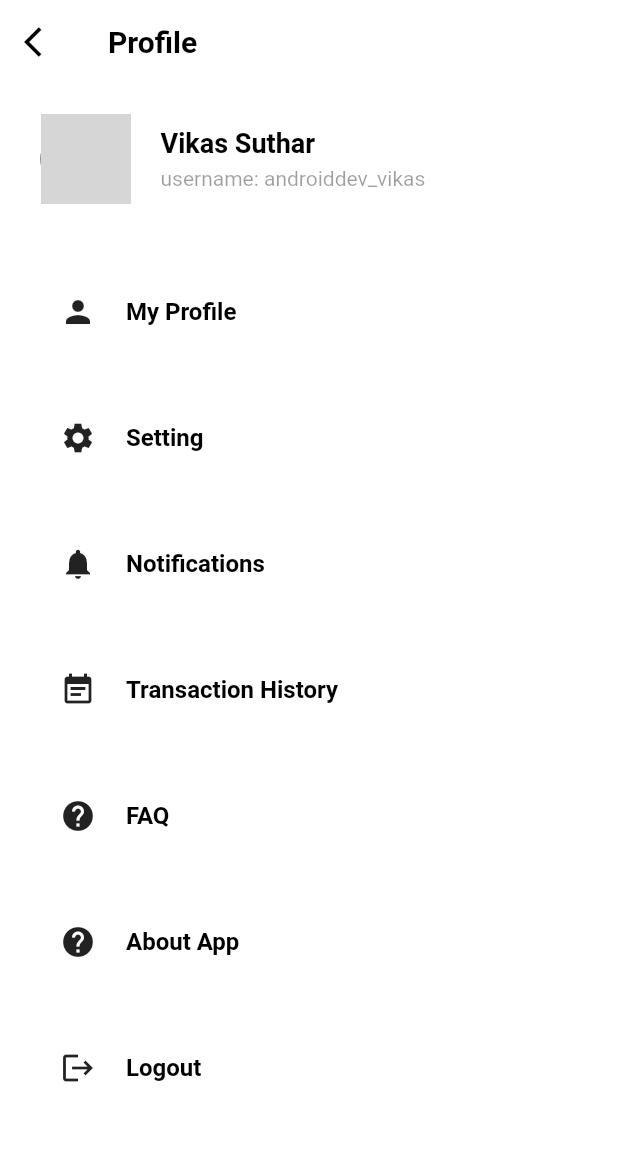
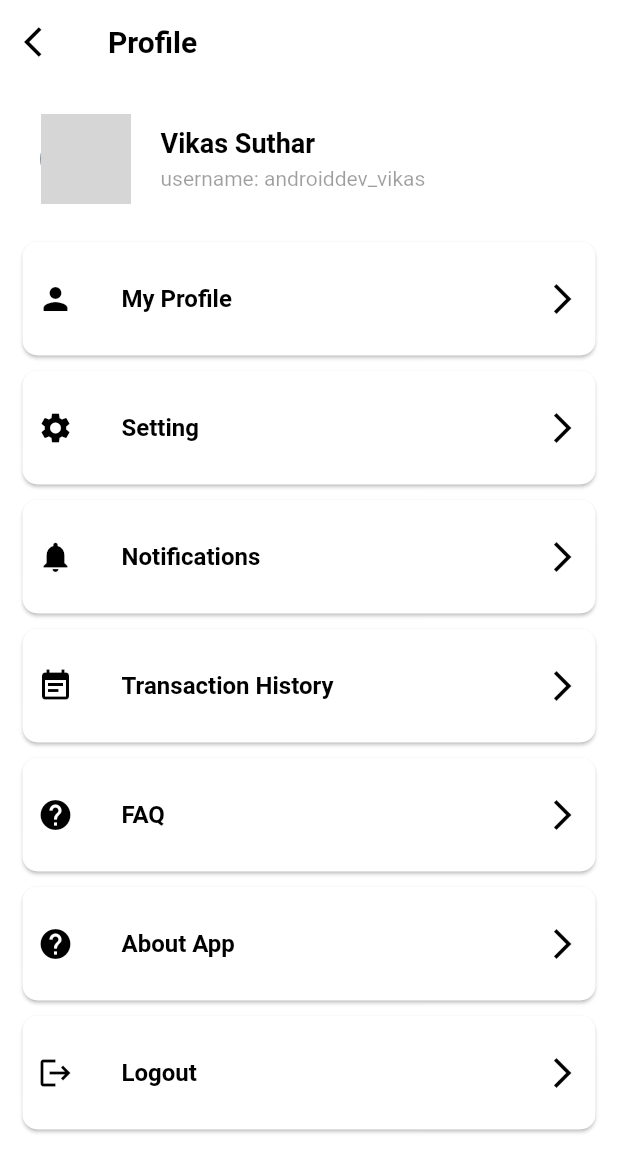
Before and after one commit to vikassuthar44/FlutterUI, a Flutter app: the screen it shows after launch, on a phone screen of 412 x 824 dp. Shown: the top 1172 px of the screen. Run offline on Flutter 3.47's test engine with Material 2 defaults, Android fonts, the phone set to English and light mode, and no system bars; network calls fail; grey boxes are pictures that could not be loaded.

Commit message:
replace Listview.builder to listitle

```diff
--- a/lib/screens/ProfileScreen.dart
+++ b/lib/screens/ProfileScreen.dart
@@ -68,30 +68,23 @@ class _ProfileScreenState extends State<ProfileScreen> {
     return ListView.builder(
         scrollDirection: Axis.vertical,
         shrinkWrap: true,
-        padding: const EdgeInsets.all(20.0),
+        padding: const EdgeInsets.all(10.0),
         itemCount: profileSettinglist.length,
         itemBuilder: (BuildContext context, int index) {
-          return Container(
-            margin: const EdgeInsets.symmetric(vertical: 5.0),
-            padding: const EdgeInsets.symmetric(horizontal: 20.0, vertical: 25.0),
-            decoration: const BoxDecoration(
-                borderRadius: BorderRadius.all(Radius.circular(10.0)),
-              color: Colors.white
-                ),
-            child: Row(
-              children: [
-                Icon(profileSettinglist[index].icons),
-                const SizedBox(
-                  width: 20.0,
-                ),
-                Text(
-                  profileSettinglist[index].name,
-                  style: const TextStyle(
-                      color: Colors.black,
-                      fontWeight: FontWeight.bold,
-                      fontSize: 16.0),
-                )
-              ],
+          return Card(
+            color: Colors.white,
+            margin: const EdgeInsets.all(5.0),
+            shape: const RoundedRectangleBorder(
+              borderRadius: BorderRadius.all(Radius.circular(10.0))
+            ),
+            child: ListTile(
+              leading: Icon(profileSettinglist[index].icons, color: Colors.black,),
+              title: Text(profileSettinglist[index].name,style: const TextStyle(
+                  color: Colors.black,
+                  fontWeight: FontWeight.bold,
+                  fontSize: 16.0)),
+              trailing: const Icon(Icons.arrow_forward_ios, color: Colors.black,),
+              contentPadding: const EdgeInsets.all(10.0),
             ),
           );
         });
--- a/pubspec.yaml
+++ b/pubspec.yaml
@@ -65,9 +65,7 @@ flutter:
     - images/light_rainsun.png
     - images/partly_cloudy.png
     - images/rainy.png
-    - images/playing_kid.png
     - images/flying-kite.png
-    - images/flying_kite.png
 
   # An image asset can refer to one or more resolution-specific "variants", see
   # https://flutter.dev/assets-and-images/#resolution-aware
```
